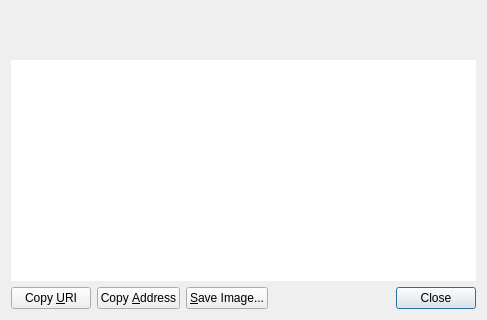
Above: src/qt/forms/receiverequestdialog.ui from LIMXTEC/DUST before the change; both pictures show x 0 to 487 and y 277 to 597 of the 487 by 597 pixel window. Below: the same form after it.
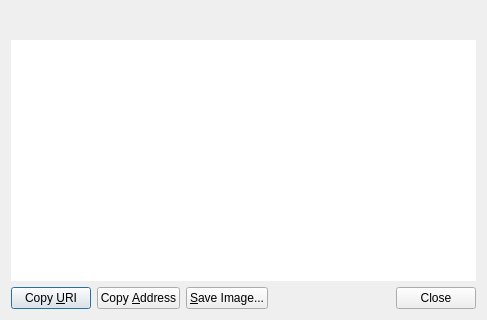
That is the form after the change. Custom widgets are drawn as their Qt base class.

Patch:
```diff
--- a/src/qt/forms/receiverequestdialog.ui
+++ b/src/qt/forms/receiverequestdialog.ui
@@ -22,7 +22,7 @@
      <property name="minimumSize">
       <size>
        <width>300</width>
-       <height>320</height>
+       <height>300</height>
       </size>
      </property>
      <property name="toolTip">
@@ -74,9 +74,6 @@
        <property name="text">
         <string>Copy &amp;URI</string>
        </property>
-       <property name="autoDefault">
-        <bool>false</bool>
-       </property>
       </widget>
      </item>
      <item>
```
Left out of the diff: 6 changed lines with no effect on the pictures.
